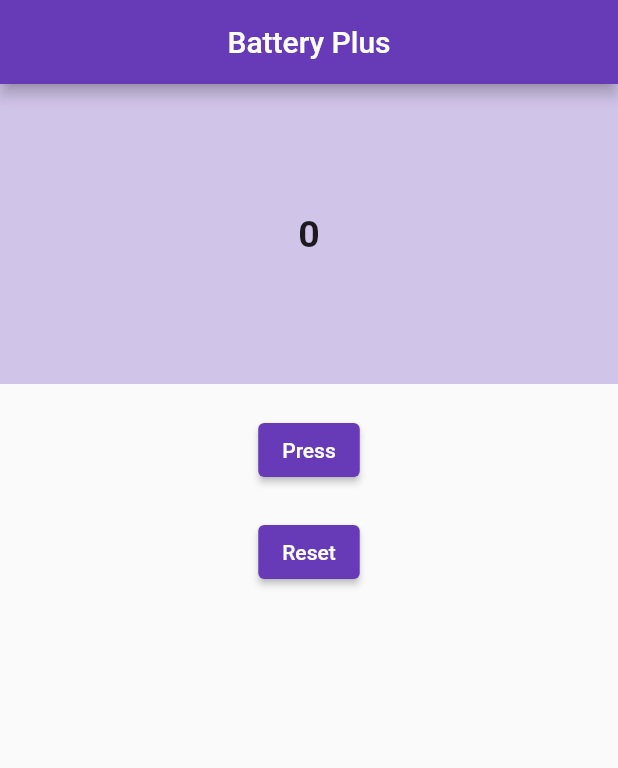
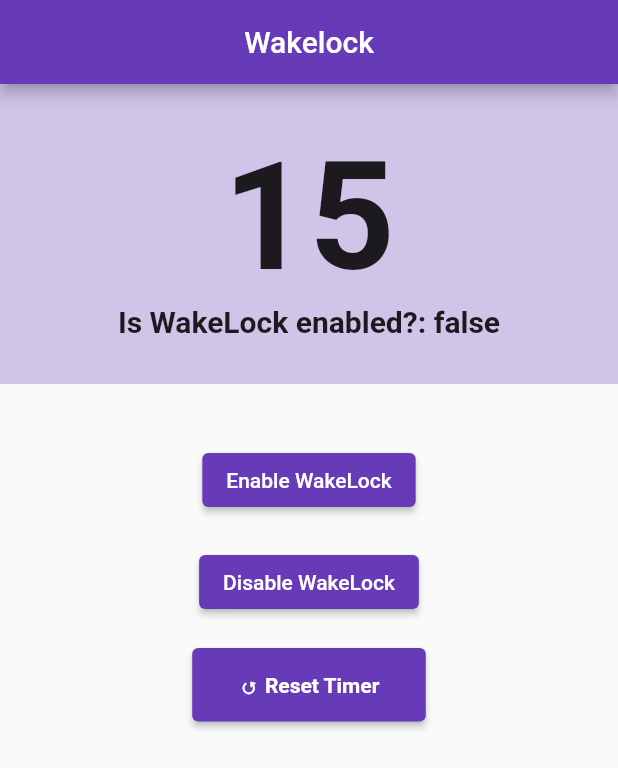
Before and after one commit to md-siam/sensor_packages, a Flutter app: the screen it shows after launch, on a phone screen of 412 x 824 dp. Shown: the top 768 px of the screen. Run offline on Flutter 3.47's test engine with Material 2 defaults, Android fonts, the phone set to English and light mode, and no system bars; our stand-ins replace battery_plus, wakelock.

Commit message:
package(new): wakelock

```diff
--- /dev/null
+++ b/lib/2_wakelock/wakelock.dart
@@ -0,0 +1,123 @@
+import 'dart:async';
+
+import 'package:flutter/material.dart';
+import 'package:wakelock/wakelock.dart';
+
+class MyWakelock extends StatefulWidget {
+  const MyWakelock({Key? key}) : super(key: key);
+
+  @override
+  State<MyWakelock> createState() => _MyWakelockState();
+}
+
+class _MyWakelockState extends State<MyWakelock> {
+  Timer? _timer;
+  int _start = 15;
+  bool wakeLockEnabled = false;
+
+  void startTimer() {
+    const oneSec = Duration(seconds: 1);
+    _timer = Timer.periodic(
+      oneSec,
+      (Timer timer) {
+        if (_start == 0) {
+          setState(() {
+            timer.cancel();
+          });
+        } else {
+          setState(() {
+            _start--;
+          });
+        }
+      },
+    );
+  }
+
+  @override
+  void dispose() {
+    _timer!.cancel();
+    super.dispose();
+  }
+
+  @override
+  Widget build(BuildContext context) {
+    return Scaffold(
+      appBar: AppBar(
+        title: const Text('Wakelock'),
+        centerTitle: true,
+      ),
+      body: Center(
+        child: Column(
+          children: [
+            Container(
+              height: 200,
+              width: double.infinity,
+              alignment: Alignment.center,
+              color: Colors.deepPurple[100],
+              child: Column(
+                mainAxisAlignment: MainAxisAlignment.center,
+                children: [
+                  Text(
+                    _start.toString(),
+                    style: const TextStyle(
+                      fontSize: 100,
+                      fontWeight: FontWeight.bold,
+                    ),
+                  ),
+                  Text(
+                    'Is WakeLock enabled?: $wakeLockEnabled',
+                    style: const TextStyle(
+                      fontSize: 20,
+                      fontWeight: FontWeight.bold,
+                    ),
+                  ),
+                ],
+              ),
+            ),
+            const SizedBox(height: 40),
+            ElevatedButton(
+              onPressed: () {
+                // For starting the timer function
+                startTimer();
+                // The following line will enable the Android and iOS wakelock.
+                Wakelock.enable();
+                setState(() {
+                  wakeLockEnabled = true;
+                });
+              },
+              child: const Text('Enable WakeLock'),
+            ),
+            const SizedBox(height: 20),
+            ElevatedButton(
+              onPressed: () {
+                // For starting the timer function
+                startTimer();
+                // This line disables the wakelock again.
+                Wakelock.disable();
+                setState(() {
+                  wakeLockEnabled = false;
+                });
+              },
+              child: const Text('Disable WakeLock'),
+            ),
+            const SizedBox(height: 20),
+            ElevatedButton(
+              onPressed: () {
+                setState(() {
+                  _start = 15;
+                });
+              },
+              child: const Padding(
+                padding: EdgeInsets.all(15.0),
+                child: Text(
+                  '↺ Reset Timer',
+                  style: TextStyle(fontWeight: FontWeight.bold),
+                ),
+              ),
+            ),
+          ],
+        ),
+      ),
+    );
+  }
+}
--- a/lib/main.dart
+++ b/lib/main.dart
@@ -22,7 +22,8 @@ class MyApp extends StatelessWidget {
       title: 'Sensor Packages',
       debugShowCheckedModeBanner: false,
       theme: ThemeData(primarySwatch: Colors.deepPurple),
-      home: const MyBatteryPlus(),
+      //home: const MyBatteryPlus(),
+      home: const MyWakelock(),
     );
   }
 }
--- a/lib/routes.dart
+++ b/lib/routes.dart
@@ -1 +1,2 @@
 export '1_battery_plus/battery_plus.dart';
+export '2_wakelock/wakelock.dart';
--- a/pubspec.yaml
+++ b/pubspec.yaml
@@ -42,6 +42,8 @@ dependencies:
   cupertino_icons: ^1.0.2
   # For access various information about the battery
   battery_plus: ^2.1.4
+  # For keeping the device screen awake
+  wakelock: ^0.6.1+2
 
 dev_dependencies:
   flutter_test:
```
Also changed, not shown: pubspec.lock, 3 other files.
